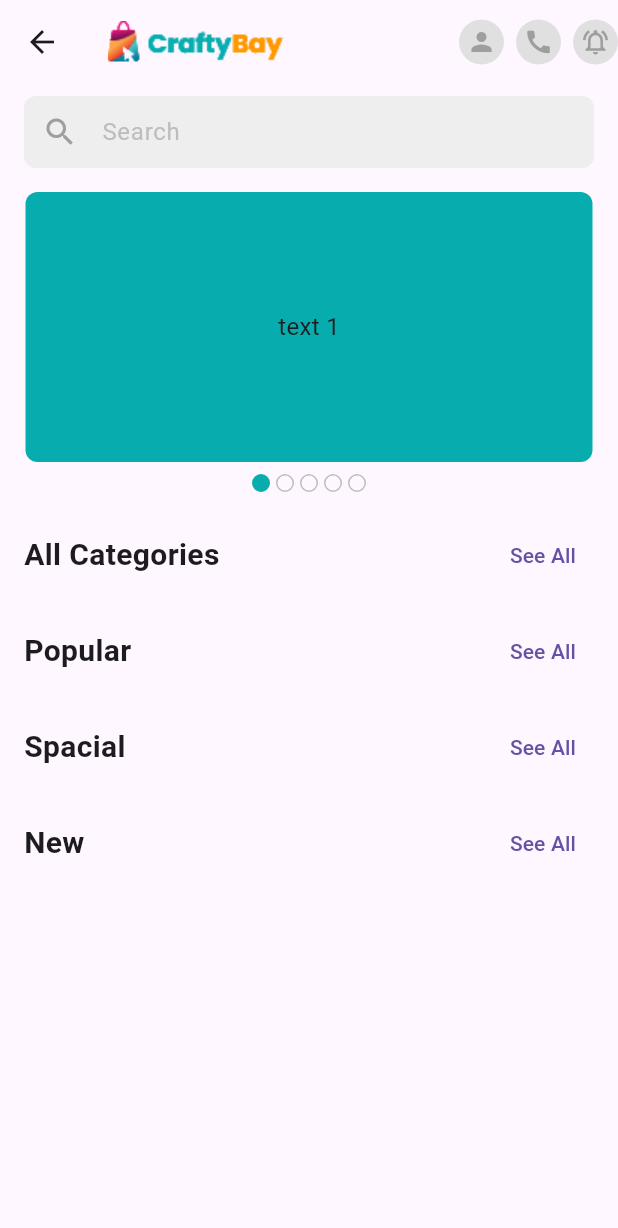
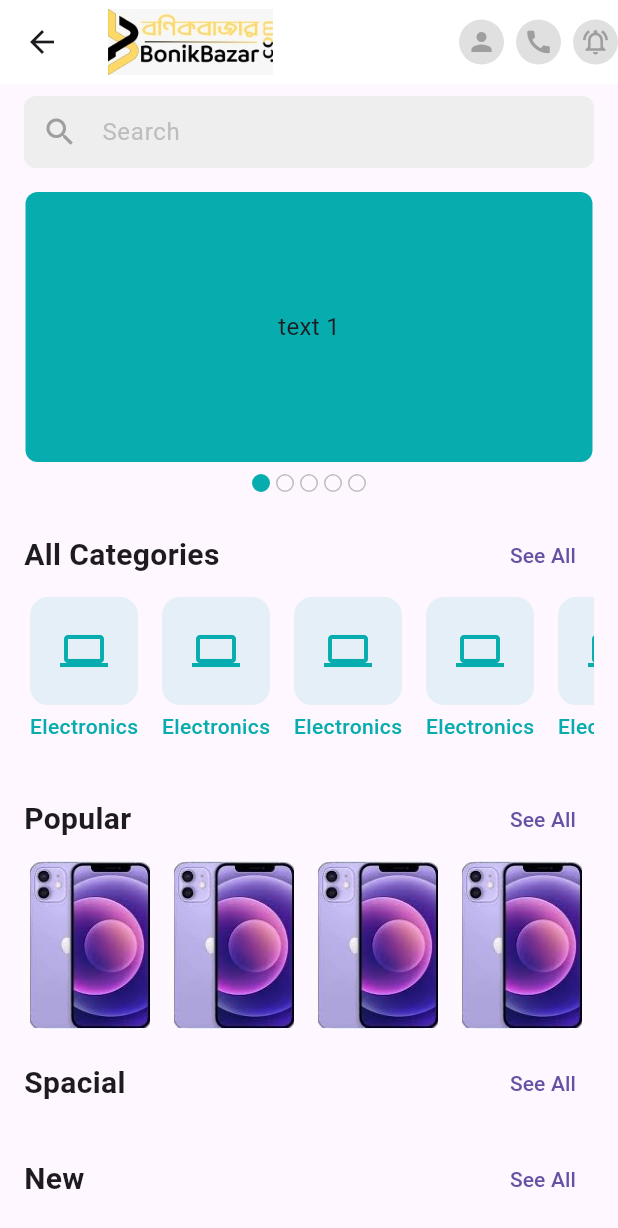
Before and after one commit to zihadsikder/crafty_bay, a Flutter app: the HomeScreen screen opened directly, on a phone screen of 412 x 824 dp. Shown: the top 1228 px of the screen. Run offline on Flutter 3.47's test engine with Material 3 defaults, Android fonts, the phone set to English and light mode, and no system bars; drawn by our look-alikes of carousel_slider; our stand-ins replace get, pin_code_fields.

Commit message:
Home Screen Working

```diff
--- a/lib/presentation/ui/screens/home_screens.dart
+++ b/lib/presentation/ui/screens/home_screens.dart
@@ -1,4 +1,6 @@
 import 'package:crafty_bay/presentation/ui/utility/assets_path.dart';
+import 'package:crafty_bay/presentation/ui/utility/colors.dart';
+import 'package:crafty_bay/presentation/ui/widgets/Home/categories_item.dart';
 import 'package:crafty_bay/presentation/ui/widgets/Home/circle_icon_buttton.dart';
 import 'package:crafty_bay/presentation/ui/widgets/home/banner_carousel.dart';
 import 'package:crafty_bay/presentation/ui/widgets/home/section_title.dart';
@@ -12,7 +14,6 @@ class HomeScreen extends StatefulWidget {
 }
 
 class _HomeScreenState extends State<HomeScreen> {
-
   @override
   Widget build(BuildContext context) {
     return Scaffold(
@@ -22,26 +23,40 @@ class _HomeScreenState extends State<HomeScreen> {
           padding: const EdgeInsets.symmetric(horizontal: 16),
           child: Column(
             children: [
-              const SizedBox(height: 8,),
+              const SizedBox(
+                height: 8,
+              ),
               searchTextField,
-              const SizedBox(height: 16,),
+              const SizedBox(
+                height: 16,
+              ),
               const BannerCarousel(),
-              const SizedBox(height: 16,),
+              const SizedBox(
+                height: 16,
+              ),
               SectionTitle(
                 title: 'All Categories',
                 onTapSeeAll: () {},
               ),
-              const SizedBox(height: 16,),
+          categoryList,
+          const SizedBox(
+                height: 8,
+              ),
               SectionTitle(
                 title: 'Popular',
                 onTapSeeAll: () {},
               ),
-              const SizedBox(height: 16,),
+              popularProductList,
+              const SizedBox(
+                height: 8,
+              ),
               SectionTitle(
                 title: 'Spacial',
                 onTapSeeAll: () {},
               ),
-              const SizedBox(height: 16,),
+              const SizedBox(
+                height: 16,
+              ),
               SectionTitle(
                 title: 'New',
                 onTapSeeAll: () {},
@@ -49,6 +64,48 @@ class _HomeScreenState extends State<HomeScreen> {
             ],
           ),
         ),
+      ),
+    );
+  }
+
+  SizedBox get categoryList {
+    return SizedBox(
+          height: 120,
+          child: ListView.separated(
+            itemCount: 10,
+            primary: false,
+            shrinkWrap: true,
+            scrollDirection: Axis.horizontal,
+            itemBuilder: (context,index) {
+              return const CategoriesItem(
+                  iconData: Icons.computer,
+                  title: 'Electronics');
+            }, separatorBuilder: (_, __) {
+              return const SizedBox(width: 8.0,);
+          },
+          ),
+        );
+  }
+  SizedBox get popularProductList {
+    return SizedBox(
+      height: 120,
+      child: ListView.separated(
+        itemCount: 10,
+        primary: false,
+        shrinkWrap: true,
+        scrollDirection: Axis.horizontal,
+        itemBuilder: (context,index) {
+          return Card(
+
+            elevation: 0,
+            color: AppColors.primaryColor.withOpacity(0.1),
+            child: Image.asset(AssetsPath.popular,width: 80,),
+
+
+          );
+        }, separatorBuilder: (_, __) {
+        return const SizedBox(width: 8.0,);
+      },
       ),
     );
   }
@@ -78,18 +135,24 @@ class _HomeScreenState extends State<HomeScreen> {
 
   AppBar get appBar {
     return AppBar(
-      title: Image.asset(AssetsPath.navLogo),
+      backgroundColor: Colors.white,
+      elevation: 0,
+      title: Image.asset(AssetsPath.navLogo,width: 110,),
       actions: [
         CircleIconButton(
           onTap: () {},
           iconData: Icons.person,
         ),
-        const SizedBox(width: 8,),
+        const SizedBox(
+          width: 8,
+        ),
         CircleIconButton(
           onTap: () {},
           iconData: Icons.call,
         ),
-        const SizedBox(width: 8,),
+        const SizedBox(
+          width: 8,
+        ),
         CircleIconButton(
           onTap: () {},
           iconData: Icons.notifications_active_outlined,
--- a/lib/presentation/ui/utility/assets_path.dart
+++ b/lib/presentation/ui/utility/assets_path.dart
@@ -1,5 +1,6 @@
 class AssetsPath{
   static const String imagePath = 'assets/images';
   static const String logo = '$imagePath/logo.png';
-  static const String navLogo = '$imagePath/logo_nav.png';
+  static const String navLogo = '$imagePath/bonikbazar.jpeg';
+  static const String popular = '$imagePath/iphone.jpeg';
 }
--- /dev/null
+++ b/lib/presentation/ui/widgets/Home/categories_item.dart
@@ -0,0 +1,38 @@
+import 'package:crafty_bay/presentation/ui/utility/colors.dart';
+import 'package:flutter/material.dart';
+
+class CategoriesItem extends StatelessWidget {
+  final IconData iconData;
+  final String title;
+
+  const CategoriesItem({super.key, required this.iconData, required this.title});
+
+  @override
+  Widget build(BuildContext context) {
+    return Column(
+      children: [
+
+        Card(
+          elevation: 0,
+          color: AppColors.primaryColor.withOpacity(0.1),
+          child: Padding(
+            padding: const EdgeInsets.all(20.0),
+            child: Icon(
+              iconData,
+              size: 32,
+              color: AppColors.primaryColor,
+            ),
+          ),
+        ),
+        Text(
+          title,
+          style: const TextStyle(
+            color: AppColors.primaryColor,
+            fontSize: 14,
+            fontWeight: FontWeight.w500,
+          ),
+        ),
+      ],
+    );
+  }
+}
```
Also changed, not shown: assets/images/bonikbazar.jpeg (added), assets/images/iphone.jpeg (added).
